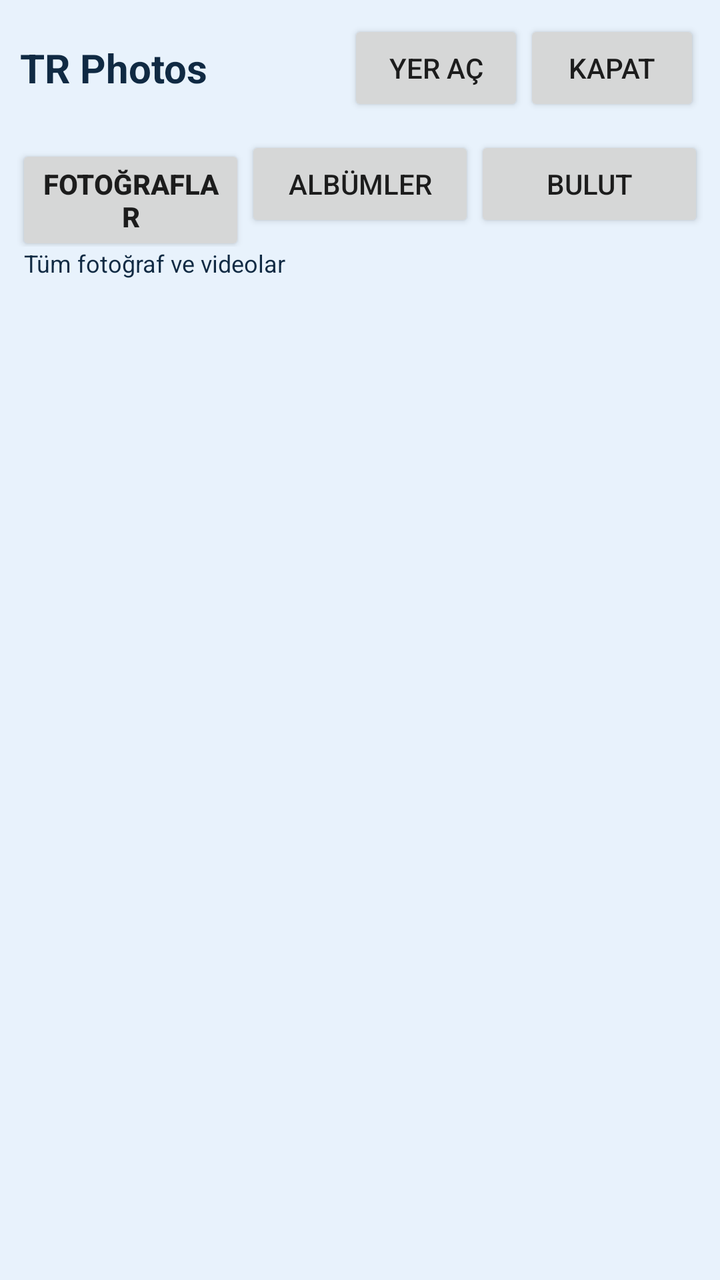
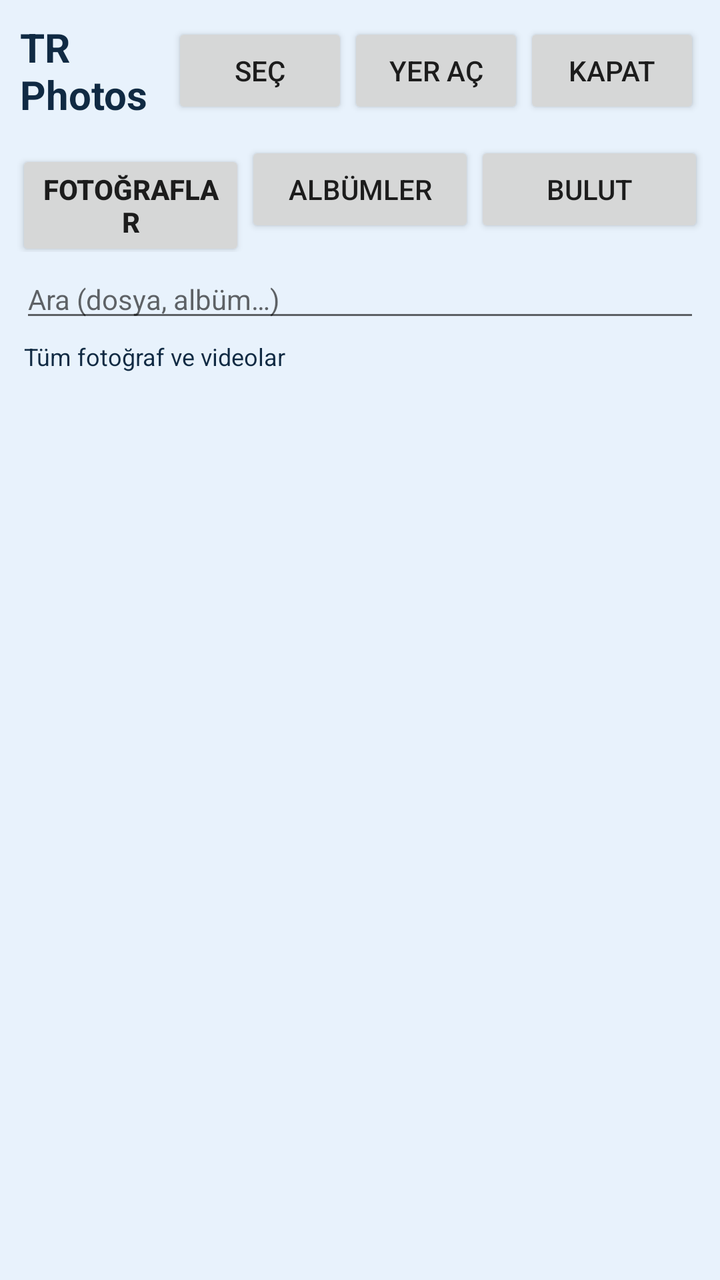

An Android layout rendered at two revisions. The XML below is the earlier revision; the diff shows what the commit changed to produce the second picture.
<!-- AndroidManifest.xml: activity theme Theme.TRDriver -->
<!-- res/layout/activity_photos_library.xml -->
<?xml version="1.0" encoding="utf-8"?>
<LinearLayout xmlns:android="http://schemas.android.com/apk/res/android"
    android:layout_width="match_parent"
    android:layout_height="match_parent"
    android:background="@color/tr_sky"
    android:orientation="vertical">

    <LinearLayout
        android:layout_width="match_parent"
        android:layout_height="wrap_content"
        android:gravity="center_vertical"
        android:orientation="horizontal"
        android:padding="10dp">

        <TextView
            android:id="@+id/photosTitle"
            android:layout_width="0dp"
            android:layout_height="wrap_content"
            android:layout_weight="1"
            android:text="TR Photos"
            android:textColor="@color/tr_ink"
            android:textSize="20sp"
            android:textStyle="bold" />

        <Button
            android:id="@+id/btnPhotosFreeUp"
            android:layout_width="wrap_content"
            android:layout_height="wrap_content"
            android:text="Yer aç" />

        <Button
            android:id="@+id/btnPhotosClose"
            android:layout_width="wrap_content"
            android:layout_height="wrap_content"
            android:text="Kapat" />
    </LinearLayout>

    <LinearLayout
        android:layout_width="match_parent"
        android:layout_height="wrap_content"
        android:orientation="horizontal"
        android:paddingHorizontal="8dp">

        <Button
            android:id="@+id/tabPhotos"
            android:layout_width="0dp"
            android:layout_height="wrap_content"
            android:layout_weight="1"
            android:text="Fotoğraflar"
            android:textStyle="bold" />

        <Button
            android:id="@+id/tabAlbums"
            android:layout_width="0dp"
            android:layout_height="wrap_content"
            android:layout_weight="1"
            android:text="Albümler" />

        <Button
            android:id="@+id/tabCloud"
            android:layout_width="0dp"
            android:layout_height="wrap_content"
            android:layout_weight="1"
            android:text="Bulut" />
    </LinearLayout>

    <TextView
        android:id="@+id/photosSubtitle"
        android:layout_width="match_parent"
        android:layout_height="wrap_content"
        android:paddingHorizontal="12dp"
        android:paddingBottom="6dp"
        android:text="Tüm fotoğraf ve videolar"
        android:textColor="@color/tr_ink"
        android:textSize="12sp" />

    <ProgressBar
        android:id="@+id/photosProgress"
        android:layout_width="wrap_content"
        android:layout_height="wrap_content"
        android:layout_gravity="center_horizontal"
        android:visibility="gone" />

    <androidx.recyclerview.widget.RecyclerView
        android:id="@+id/photosGrid"
        android:layout_width="match_parent"
        android:layout_height="0dp"
        android:layout_weight="1"
        android:clipToPadding="false"
        android:padding="4dp" />
</LinearLayout>
<!-- resources referenced by this layout -->
<resources>
  <color name="tr_ink">#102A43</color>
  <color name="tr_sky">#E8F2FC</color>
  <style name="Theme.TRDriver" parent="Theme.MaterialComponents.Light.NoActionBar">
          <item name="colorPrimary">@color/tr_blue</item>
          <item name="colorPrimaryVariant">@color/tr_blue_dark</item>
          <item name="colorOnPrimary">@color/tr_white</item>
          <item name="android:statusBarColor">@color/tr_blue_dark</item>
          <item name="android:windowBackground">@color/tr_sky</item>
      </style>
  <color name="tr_blue">#0B5CAD</color>
  <color name="tr_blue_dark">#083F78</color>
  <color name="tr_white">#FFFFFF</color>
</resources>

<!-- the commit's change to res/layout/activity_photos_library.xml (unified diff, before → after) -->
@@ -21,6 +21,12 @@
             android:textColor="@color/tr_ink"
             android:textSize="20sp"
             android:textStyle="bold" />
+
+        <Button
+            android:id="@+id/btnPhotosSelect"
+            android:layout_width="wrap_content"
+            android:layout_height="wrap_content"
+            android:text="Seç" />
 
         <Button
             android:id="@+id/btnPhotosFreeUp"
@@ -64,15 +70,74 @@
             android:text="Bulut" />
     </LinearLayout>
 
+    <EditText
+        android:id="@+id/photosSearch"
+        android:layout_width="match_parent"
+        android:layout_height="wrap_content"
+        android:layout_marginHorizontal="10dp"
+        android:layout_marginTop="4dp"
+        android:hint="Ara (dosya, albüm…)"
+        android:imeOptions="actionSearch"
+        android:inputType="text"
+        android:maxLines="1"
+        android:textColor="@color/tr_ink"
+        android:textSize="14sp" />
+
     <TextView
         android:id="@+id/photosSubtitle"
         android:layout_width="match_parent"
         android:layout_height="wrap_content"
         android:paddingHorizontal="12dp"
-        android:paddingBottom="6dp"
+        android:paddingTop="4dp"
+        android:paddingBottom="4dp"
         android:text="Tüm fotoğraf ve videolar"
         android:textColor="@color/tr_ink"
         android:textSize="12sp" />
+
+    <LinearLayout
+        android:id="@+id/selectionBar"
+        android:layout_width="match_parent"
+        android:layout_height="wrap_content"
+        android:background="#E8F2FC"
+        android:gravity="center_vertical"
+        android:orientation="horizontal"
+        android:padding="6dp"
+        android:visibility="gone">
+
+        <TextView
+            android:id="@+id/selectionCount"
+            android:layout_width="0dp"
+            android:layout_height="wrap_content"
+            android:layout_weight="1"
+            android:paddingStart="6dp"
+            android:text="0 seçili"
+            android:textColor="@color/tr_ink"
+            android:textStyle="bold" />
+
+        <Button
+            android:id="@+id/btnSelectAll"
+            android:layout_width="wrap_content"
+            android:layout_height="wrap_content"
+            android:text="Tümü" />
+
+        <Button
+            android:id="@+id/btnShareSelected"
+            android:layout_width="wrap_content"
+            android:layout_height="wrap_content"
+            android:text="Paylaş" />
+
+        <Button
+            android:id="@+id/btnDeleteSelected"
+            android:layout_width="wrap_content"
+            android:layout_height="wrap_content"
+            android:text="Sil" />
+
+        <Button
+            android:id="@+id/btnCancelSelect"
+            android:layout_width="wrap_content"
+            android:layout_height="wrap_content"
+            android:text="İptal" />
+    </LinearLayout>
 
     <ProgressBar
         android:id="@+id/photosProgress"
